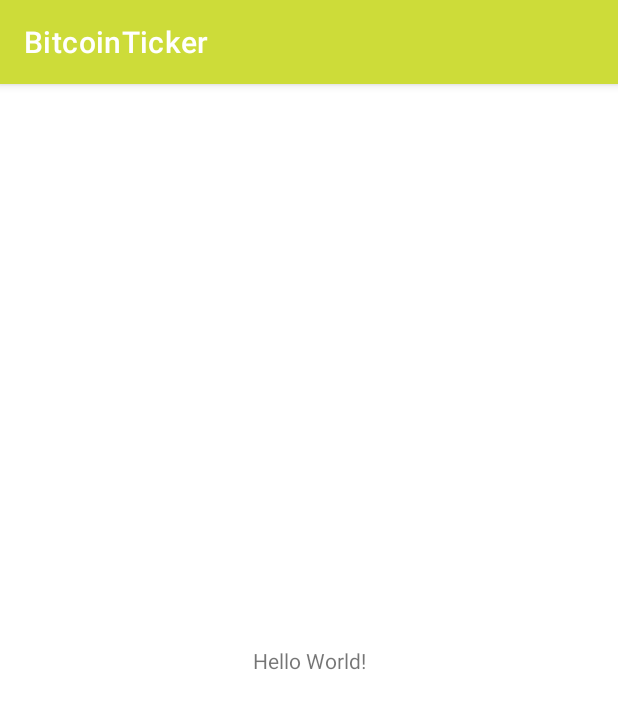
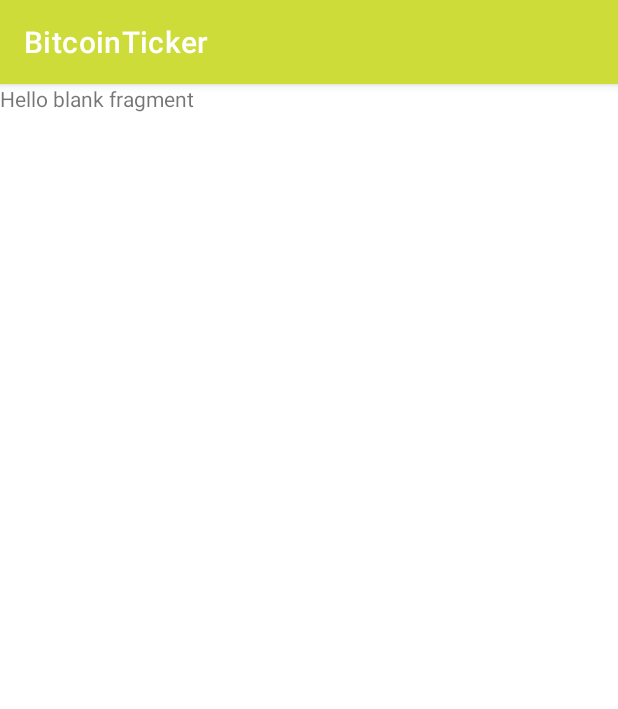
Before and after one commit to huseyinozkoc/BitcoinTicker, an Android app: the screen it shows after launch (MainActivity), on a phone screen of 412 x 824 dp. Shown: the top 709 px of the screen. Run offline under Robolectric (Android 15) with nearby library versions, the phone set to English and light mode, and no system bars.

Commit message:
Added Navigation into the project and created navigation graphs.

```diff
--- a/app/build.gradle
+++ b/app/build.gradle
@@ -40,4 +40,9 @@ dependencies {
     testImplementation 'junit:junit:4.13.2'
     androidTestImplementation 'androidx.test.ext:junit:1.1.3'
     androidTestImplementation 'androidx.test.espresso:espresso-core:3.4.0'
+
+    // Navigation Components
+    implementation 'androidx.navigation:navigation-fragment-ktx:2.5.3'
+    implementation 'androidx.navigation:navigation-ui-ktx:2.5.3'
+
 }
--- /dev/null
+++ b/app/src/main/java/com/huseyinozkoc/bitcointicker/BitcoinTickerApp.kt
@@ -0,0 +1,4 @@
+package com.huseyinozkoc.bitcointicker
+
+class BitcoinTickerApp {
+}
--- /dev/null
+++ b/app/src/main/java/com/huseyinozkoc/bitcointicker/common/Constants.kt
@@ -0,0 +1,4 @@
+package com.huseyinozkoc.bitcointicker.common
+
+object Constants {
+}
--- a/app/src/main/res/layout/activity_main.xml
+++ b/app/src/main/res/layout/activity_main.xml
@@ -6,13 +6,19 @@
     android:layout_height="match_parent"
     tools:context=".MainActivity">
 
-    <TextView
-        android:layout_width="wrap_content"
-        android:layout_height="wrap_content"
-        android:text="Hello World!"
+    <androidx.fragment.app.FragmentContainerView
+        android:id="@+id/fragmentContainerView"
+        android:name="androidx.navigation.fragment.NavHostFragment"
+        android:layout_width="0dp"
+        android:layout_height="0dp"
+        android:layout_marginBottom="64dp"
+        app:defaultNavHost="true"
         app:layout_constraintBottom_toBottomOf="parent"
         app:layout_constraintEnd_toEndOf="parent"
         app:layout_constraintStart_toStartOf="parent"
-        app:layout_constraintTop_toTopOf="parent" />
+        app:layout_constraintTop_toTopOf="parent"
+        app:navGraph="@navigation/login_and_register_graph"
+        >
+    </androidx.fragment.app.FragmentContainerView>
 
 </androidx.constraintlayout.widget.ConstraintLayout>
--- /dev/null
+++ b/app/src/main/res/navigation/home_graph.xml
@@ -0,0 +1,46 @@
+<?xml version="1.0" encoding="utf-8"?>
+<navigation xmlns:android="http://schemas.android.com/apk/res/android"
+    xmlns:app="http://schemas.android.com/apk/res-auto"
+    xmlns:tools="http://schemas.android.com/tools"
+    android:id="@+id/home_graph"
+    app:startDestination="@id/homePage">
+
+    <fragment
+        android:id="@+id/homePage"
+        android:name="com.huseyinozkoc.bitcointicker.presentation.HomePage"
+        android:label="fragment_home_page"
+        tools:layout="@layout/fragment_home_page" >
+        <action
+            android:id="@+id/action_homePage_to_detailPage"
+            app:destination="@id/detailPage" />
+        <action
+            android:id="@+id/action_homePage_to_favoritesPage"
+            app:destination="@id/favoritesPage" />
+        <action
+            android:id="@+id/action_homePage_to_searchPage"
+            app:destination="@id/searchPage" />
+    </fragment>
+    <fragment
+        android:id="@+id/detailPage"
+        android:name="com.huseyinozkoc.bitcointicker.presentation.DetailPage"
+        android:label="fragment_detail_page"
+        tools:layout="@layout/fragment_detail_page" />
+    <fragment
+        android:id="@+id/searchPage"
+        android:name="com.huseyinozkoc.bitcointicker.presentation.SearchPage"
+        android:label="fragment_search_page"
+        tools:layout="@layout/fragment_search_page" >
+        <action
+            android:id="@+id/action_searchPage_to_detailPage"
+            app:destination="@id/detailPage" />
+    </fragment>
+    <fragment
+        android:id="@+id/favoritesPage"
+        android:name="com.huseyinozkoc.bitcointicker.presentation.FavoritesPage"
+        android:label="fragment_favorites_page"
+        tools:layout="@layout/fragment_favorites_page" >
+        <action
+            android:id="@+id/action_favoritesPage_to_detailPage"
+            app:destination="@id/detailPage" />
+    </fragment>
+</navigation>
--- /dev/null
+++ b/app/src/main/res/navigation/login_and_register_graph.xml
@@ -0,0 +1,39 @@
+<?xml version="1.0" encoding="utf-8"?>
+<navigation xmlns:android="http://schemas.android.com/apk/res/android"
+    xmlns:app="http://schemas.android.com/apk/res-auto"
+    xmlns:tools="http://schemas.android.com/tools"
+    android:id="@+id/login_and_register_graph"
+    app:startDestination="@id/splashPage">
+
+    <fragment
+        android:id="@+id/splashPage"
+        android:name="com.huseyinozkoc.bitcointicker.presentation.SplashPage"
+        android:label="fragment_splash_page"
+        tools:layout="@layout/fragment_splash_page" >
+        <action
+            android:id="@+id/action_splashPage_to_signInPage"
+            app:destination="@id/signInPage" />
+    </fragment>
+    <fragment
+        android:id="@+id/signInPage"
+        android:name="com.huseyinozkoc.bitcointicker.presentation.SignInPage"
+        android:label="fragment_sign_in_page"
+        tools:layout="@layout/fragment_sign_in_page" >
+        <action
+            android:id="@+id/action_signInPage_to_signUpPage"
+            app:destination="@id/signUpPage" />
+        <action
+            android:id="@+id/action_signInPage_to_home_graph"
+            app:destination="@id/home_graph" />
+    </fragment>
+    <fragment
+        android:id="@+id/signUpPage"
+        android:name="com.huseyinozkoc.bitcointicker.presentation.SignUpPage"
+        android:label="fragment_sign_up_page"
+        tools:layout="@layout/fragment_sign_up_page" >
+        <action
+            android:id="@+id/action_signUpPage_to_signInPage"
+            app:destination="@id/signInPage" />
+    </fragment>
+    <include app:graph="@navigation/home_graph" />
+</navigation>
```
